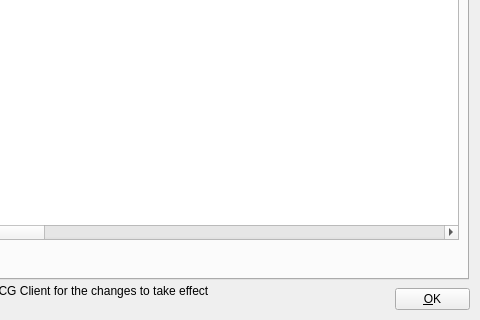
CasparCG/client, file src/Widgets/SettingsDialog.ui: the form before one commit; both pictures show x 220 to 700 and y 437 to 757 of the 700 by 757 pixel window.
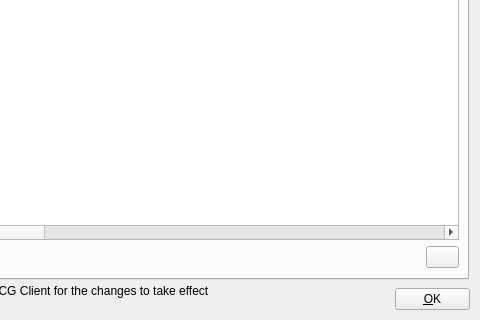
The form after the commit. The open tabs and pages were chosen to show the change.

Commit message: - Enable/disable server commands. - Load server settings from xml file.

What changed in the file:
```diff
--- a/src/Widgets/SettingsDialog.ui
+++ b/src/Widgets/SettingsDialog.ui
@@ -544,6 +544,28 @@
       </font>
      </property>
     </widget>
+    <widget class="QToolButton" name="toolButtonImportDevice">
+     <property name="geometry">
+      <rect>
+       <x>635</x>
+       <y>647</y>
+       <width>33</width>
+       <height>22</height>
+      </rect>
+     </property>
+     <property name="minimumSize">
+      <size>
+       <width>33</width>
+       <height>22</height>
+      </size>
+     </property>
+     <property name="font">
+      <font>
+       <weight>75</weight>
+       <bold>true</bold>
+      </font>
+     </property>
+    </widget>
    </widget>
    <widget class="QWidget" name="tabGpi">
     <attribute name="title">
```
Left out of the diff: 17 changed lines with no effect on the pictures. The commit also changes 24 other files.
